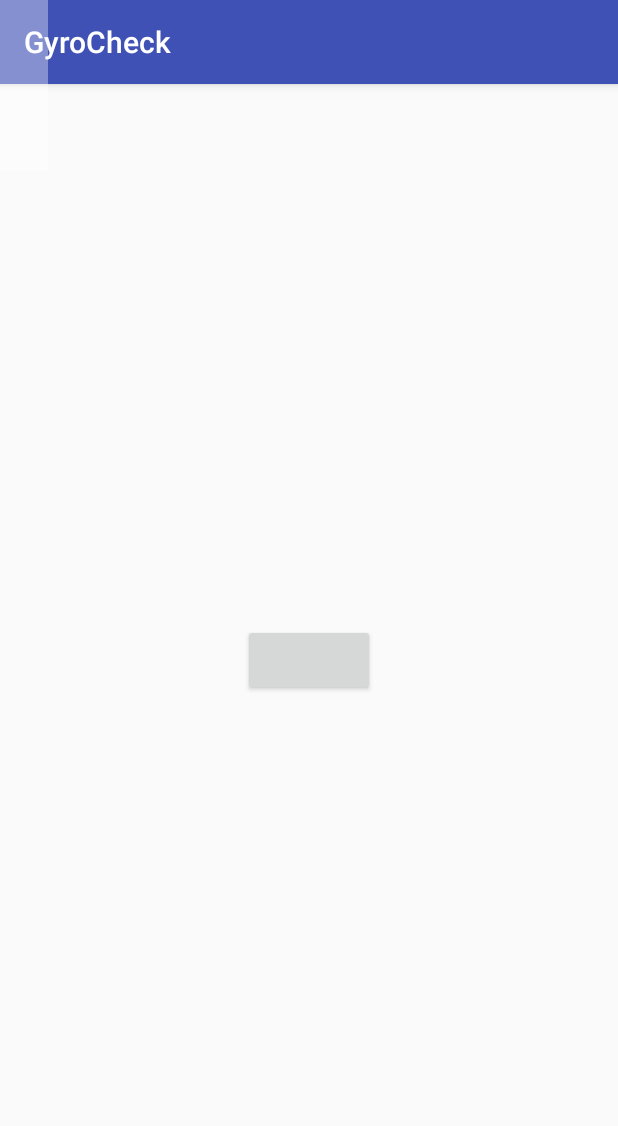
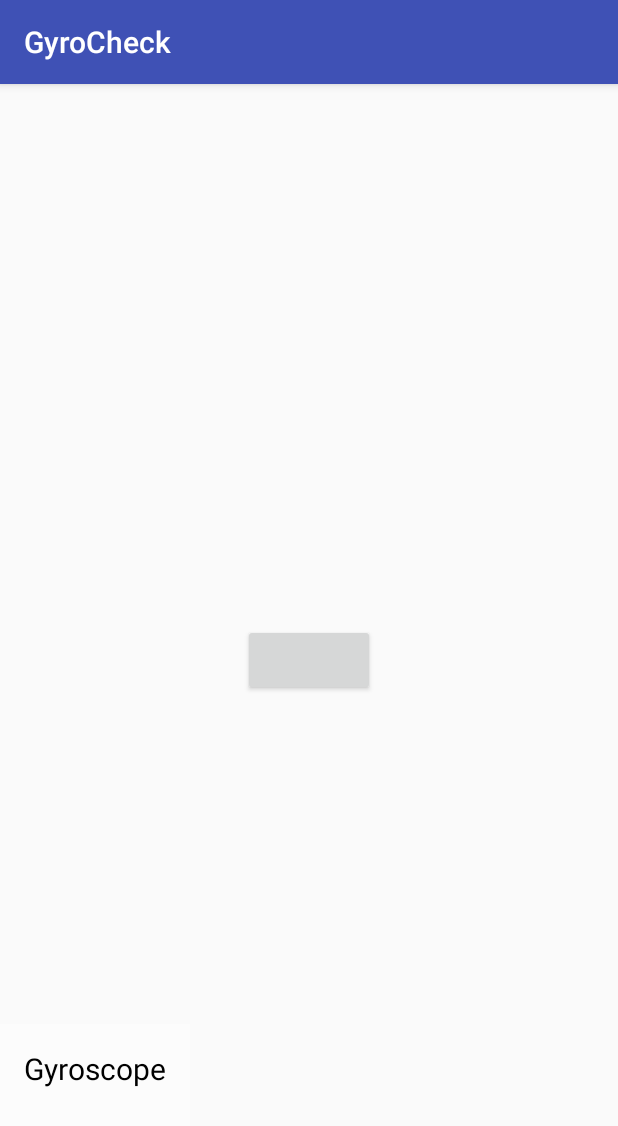
Before and after one commit to PanHyridae/GyroCheck-Android-Library, an Android app: the screen it shows after launch (MainActivity), on a phone screen of 412 x 824 dp. Shown: the top 1126 px of the screen. Run offline under Robolectric (Android 15) with nearby library versions, the phone set to English and light mode, and no system bars.

```diff
--- a/app/src/main/AndroidManifest.xml
+++ b/app/src/main/AndroidManifest.xml
@@ -3,7 +3,7 @@
     package="com.marlonjones.gyrocheck">
 
     <uses-feature android:name="android.hardware.sensor.gyroscope" />
-
+    <uses-feature android:name="android.hardware.sensor.accelerometer"/>
     <application
         android:allowBackup="true"
         android:icon="@mipmap/ic_launcher"
--- a/library/src/main/AndroidManifest.xml
+++ b/library/src/main/AndroidManifest.xml
@@ -2,7 +2,7 @@
     package="com.marlonjones.gyrochecklib">
 
     <uses-feature android:name="android.hardware.sensor.gyroscope" />
-
+    <uses-feature android:name="android.hardware.sensor.accelerometer"/>
     <application
         android:allowBackup="true"
         android:label="@string/app_name"
--- a/library/src/main/java/com/marlonjones/gyrochecklib/GyroView.java
+++ b/library/src/main/java/com/marlonjones/gyrochecklib/GyroView.java
@@ -18,9 +18,9 @@ import android.widget.TextView;
 public class GyroView extends FrameLayout implements SensorEventListener {
 
     Context context;
-    TextView textX, textY, textZ;
+    TextView textX, textY, textZ, TextXOR, TextYOR, TextZOR, TextXA,TextYA, TextZA;
     SensorManager sensorManager;
-    Sensor sensor;
+    Sensor sensor, sensor2, sensor3;
 
     public GyroView(Context context) {
         super(context);
@@ -33,11 +33,9 @@ public class GyroView extends FrameLayout implements SensorEventListener {
 
         sensorManager = (SensorManager) context.getSystemService(Context.SENSOR_SERVICE);
         sensor = sensorManager.getDefaultSensor(Sensor.TYPE_GYROSCOPE);
-
         textX = (TextView) findViewById(R.id.TextX);
         textY = (TextView) findViewById(R.id.TextY);
         textZ = (TextView) findViewById(R.id.TextZ);
-
         sensorManager.registerListener(this, sensor, SensorManager.SENSOR_DELAY_NORMAL);
     }
 
--- a/library/src/main/res/layout/text.xml
+++ b/library/src/main/res/layout/text.xml
@@ -2,11 +2,16 @@
 <LinearLayout xmlns:android="http://schemas.android.com/apk/res/android"
     android:layout_width="wrap_content"
     android:layout_height="wrap_content"
-    android:layout_gravity="top|start"
+    android:layout_gravity="bottom|start"
     android:background="#5CFFFFFF"
     android:orientation="vertical"
     android:padding="16dp">
-
+<TextView
+    android:layout_width="match_parent"
+    android:layout_height="match_parent"
+    android:text="@string/Gyroscope"
+    android:textColor="@android:color/black"
+    android:textSize="20sp"/>
     <TextView
         android:id="@+id/TextX"
         android:layout_width="match_parent"
--- a/library/src/main/res/values/strings.xml
+++ b/library/src/main/res/values/strings.xml
@@ -1,3 +1,4 @@
 <resources>
     <string name="app_name">GyroCheckLib</string>
+    <string name="Gyroscope">Gyroscope</string>
 </resources>
```
